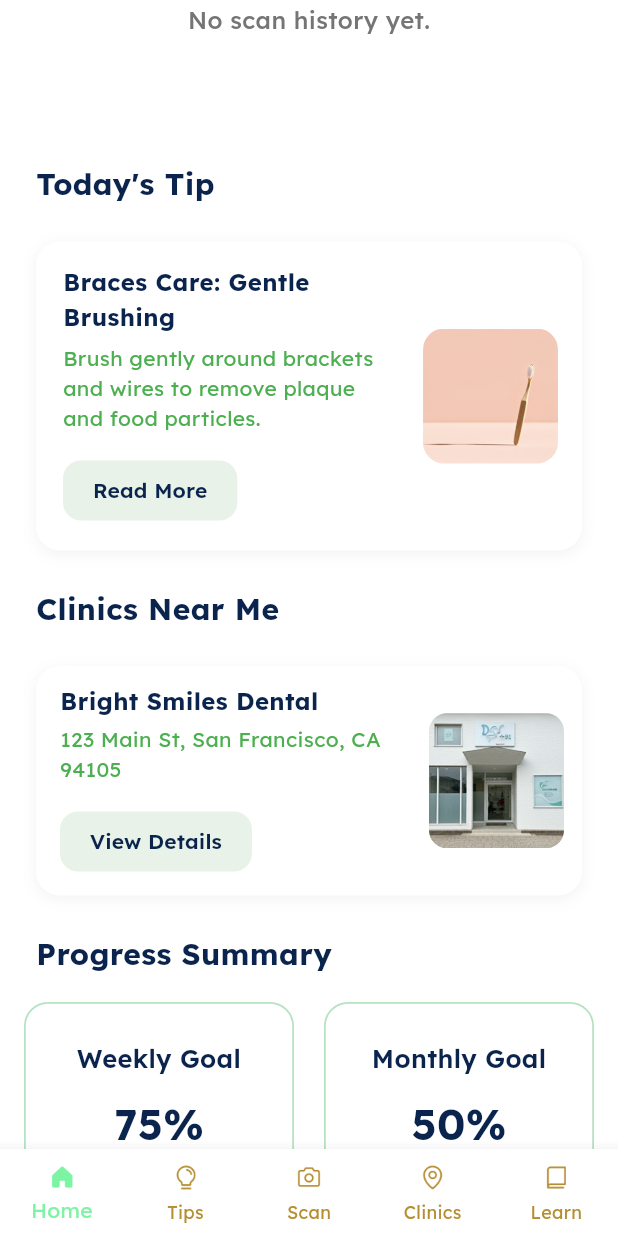
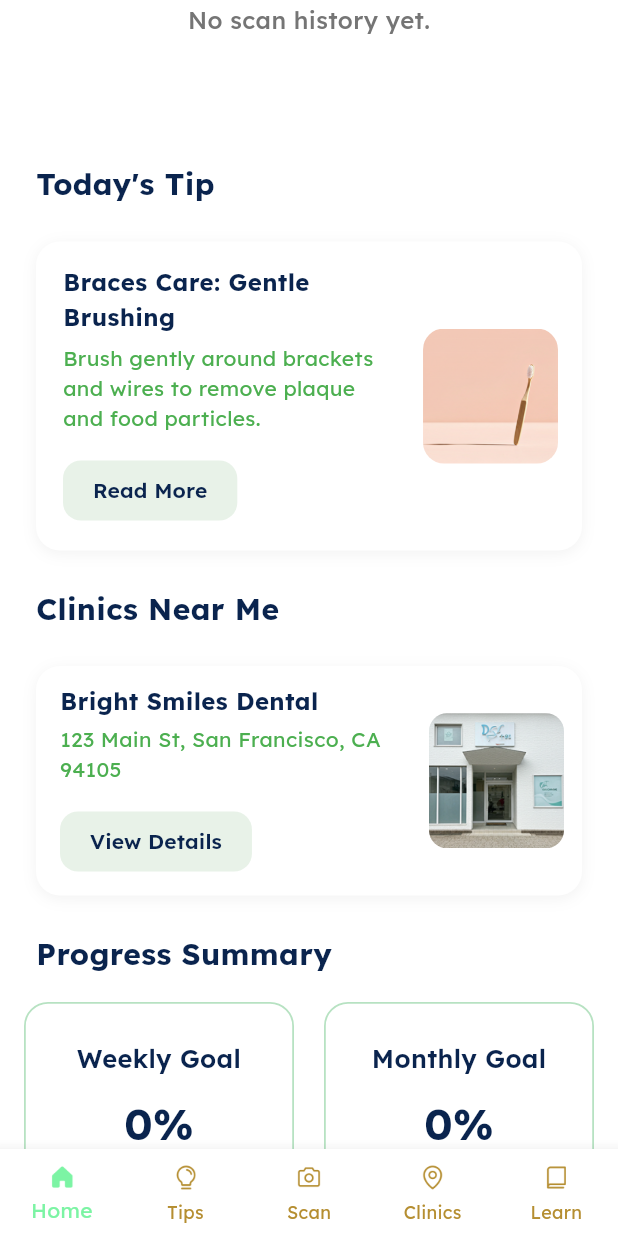
Before and after one commit to Elhameed/SmileSage, a Flutter app: the HomeScreen screen opened by its route, scrolled down 576 dp, on a phone screen of 412 x 824 dp. Run offline on Flutter 3.47's test engine with Material 3 defaults, Android fonts, the phone set to English and light mode, and no system bars; our stand-ins replace cloud_firestore, firebase_auth, firebase_core, firebase_storage, flutter_local_notifications, geolocator and 11 more; accounts and stored records are empty; generated files the repository leaves out were written again.

Commit message:
updated progress summary section of home screen

```diff
--- a/smilesage/lib/screens/home_screen.dart
+++ b/smilesage/lib/screens/home_screen.dart
@@ -48,6 +48,10 @@ class _HomeScreenState extends State<HomeScreen> with RouteAware {
   bool _loadingTips = true;
   Clinic? _nearestClinic;
   bool _loadingClinic = true;
+  int _brushingThisWeek = 0;
+  final int _brushingGoal = 7;
+  int _scansThisMonth = 0;
+  final int _scanGoal = 4;
   // Remove _selectedLocale from state, use widget.currentLocale instead
 
   @override
@@ -106,9 +110,26 @@ class _HomeScreenState extends State<HomeScreen> with RouteAware {
       logs.sort((a, b) => b.date.compareTo(a.date));
     }
     int streak = _calculateStreak(logs);
+    _calculateWeeklyBrushing(logs);
     setState(() {
       _brushingStreak = streak;
       _loadingStreak = false;
+    });
+  }
+
+  void _calculateWeeklyBrushing(List<BrushingLog> logs) {
+    final now = DateTime.now();
+    final startOfWeek = now.subtract(Duration(days: now.weekday - 1));
+    final endOfWeek = startOfWeek.add(const Duration(days: 6));
+    final brushedDays = logs
+        .where((log) =>
+            log.date.isAfter(startOfWeek.subtract(const Duration(days: 1))) &&
+            log.date.isBefore(endOfWeek.add(const Duration(days: 1))))
+        .map((log) => DateTime(log.date.year, log.date.month, log.date.day))
+        .toSet()
+        .length;
+    setState(() {
+      _brushingThisWeek = brushedDays;
     });
   }
 
@@ -131,9 +152,23 @@ class _HomeScreenState extends State<HomeScreen> with RouteAware {
     for (final scan in [...localScans, ...cloudScans]) {
       allScans[scan.timestamp.toIso8601String()] = scan;
     }
+    final allScanList = allScans.values.toList();
+    _calculateMonthlyScans(allScanList);
     setState(() {
-      _recentScans = allScans.values.toList().reversed.take(3).toList();
+      _recentScans = allScanList.reversed.take(3).toList();
       _loadingScans = false;
+    });
+  }
+
+  void _calculateMonthlyScans(List<ScanResult> scans) {
+    final now = DateTime.now();
+    final scansThisMonth = scans
+        .where((scan) =>
+            scan.timestamp.year == now.year &&
+            scan.timestamp.month == now.month)
+        .length;
+    setState(() {
+      _scansThisMonth = scansThisMonth;
     });
   }
 
@@ -963,7 +998,7 @@ class _HomeScreenState extends State<HomeScreen> with RouteAware {
                   ),
                 ),
                 const SizedBox(height: 18),
-                // Progress Summary Placeholder Cards
+                // Progress Summary Cards (dynamic)
                 Padding(
                   padding: const EdgeInsets.symmetric(horizontal: 16),
                   child: Row(
@@ -991,11 +1026,19 @@ class _HomeScreenState extends State<HomeScreen> with RouteAware {
                               ),
                               SizedBox(height: 12),
                               Text(
-                                '75%',
+                                '${((_brushingThisWeek / _brushingGoal) * 100).round()}%',
                                 style: TextStyle(
                                   fontSize: 28,
                                   fontWeight: FontWeight.bold,
                                   color: Color(0xFF0A244E),
+                                ),
+                              ),
+                              SizedBox(height: 6),
+                              Text(
+                                '${_brushingThisWeek} of $_brushingGoal days brushed',
+                                style: TextStyle(
+                                  fontSize: 14,
+                                  color: Color(0xFF4CAF50),
                                 ),
                               ),
                             ],
@@ -1025,11 +1068,19 @@ class _HomeScreenState extends State<HomeScreen> with RouteAware {
                               ),
                               SizedBox(height: 12),
                               Text(
-                                '50%',
+                                '${((_scansThisMonth / _scanGoal) * 100).round()}%',
                                 style: TextStyle(
                                   fontSize: 28,
                                   fontWeight: FontWeight.bold,
                                   color: Color(0xFF0A244E),
+                                ),
+                              ),
+                              SizedBox(height: 6),
+                              Text(
+                                '${_scansThisMonth} of $_scanGoal scans completed',
+                                style: TextStyle(
+                                  fontSize: 14,
+                                  color: Color(0xFF4CAF50),
                                 ),
                               ),
                             ],
```
